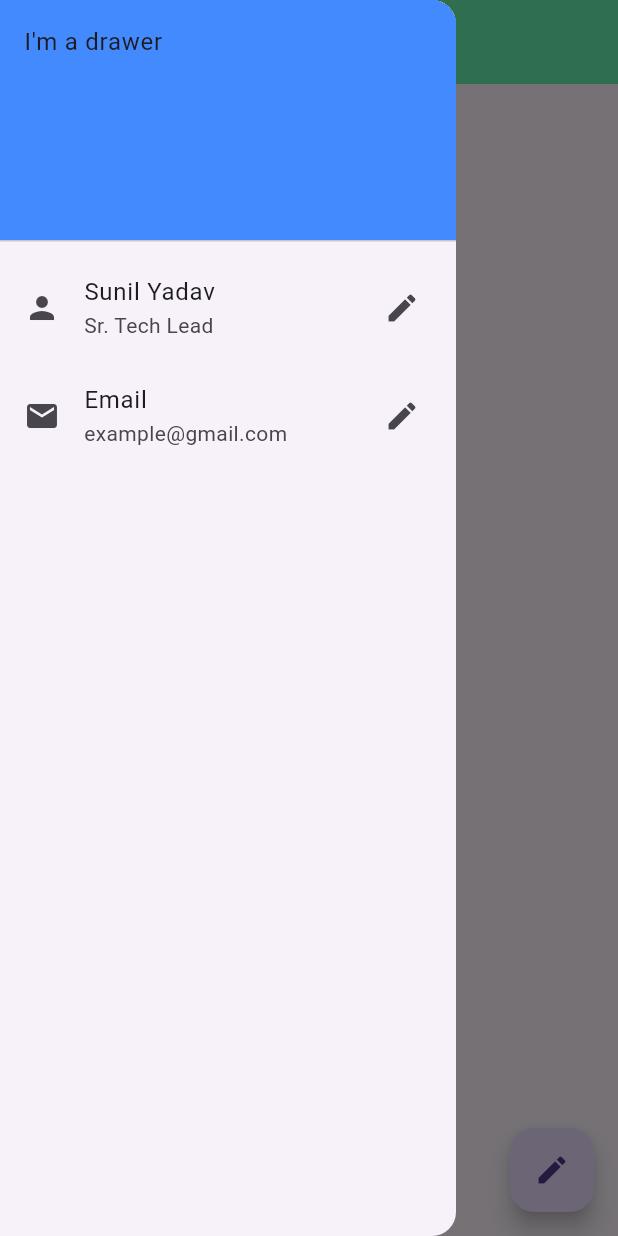
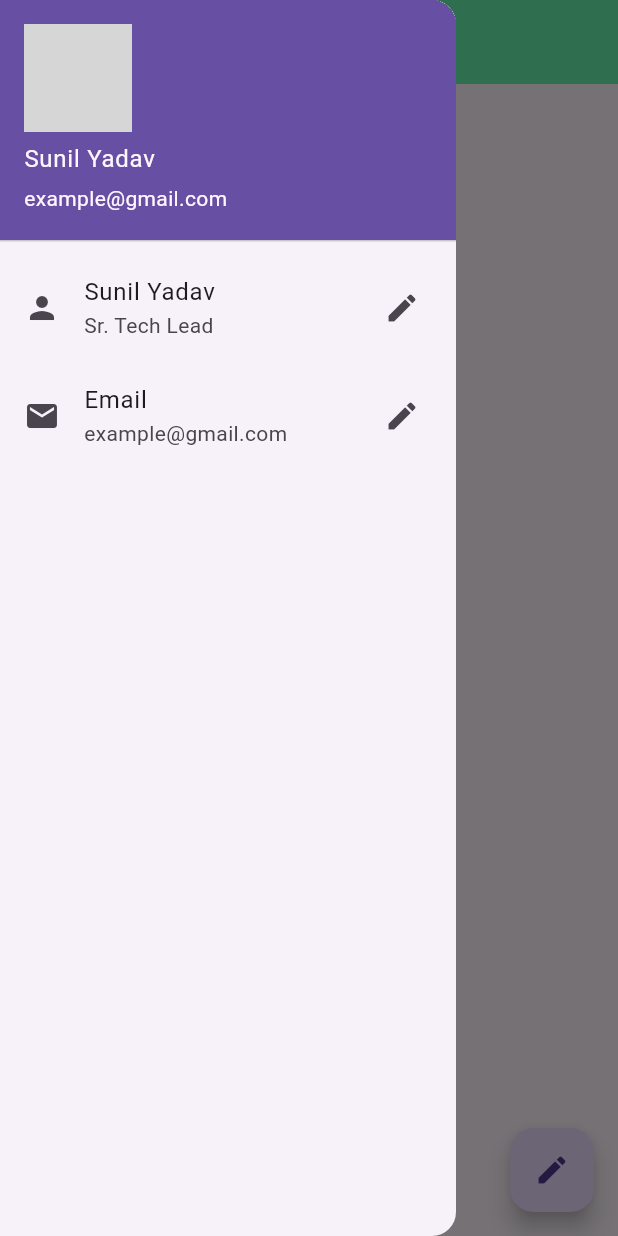
Before and after one commit to SunilKumarYadav1991/Flutter-Fundamental, a Flutter app: the screen it shows after launch, with the side drawer open, on a phone screen of 412 x 824 dp. Run offline on Flutter 3.47's test engine with Material 3 defaults, Android fonts, the phone set to English and light mode, and no system bars; network calls fail; grey boxes are pictures that could not be loaded.

Commit message:
Added User account drawer header with account picture from internet

```diff
--- a/demo_flutter_project/lib/main.dart
+++ b/demo_flutter_project/lib/main.dart
@@ -35,10 +35,12 @@ class HomePage extends StatelessWidget {
       drawer: Drawer(
         child: ListView(
           children: [
-            DrawerHeader(
-              child: Text("I'm a drawer"),
-              decoration: BoxDecoration(color: Colors.blueAccent),
+            UserAccountsDrawerHeader(
+              accountName: Text("Sunil Yadav"),
+              accountEmail: Text("example@gmail.com"),
+              currentAccountPicture: Image.network("https://images.unsplash.com/photo-1599566150163-29194dcaad36?w=500&auto=format&fit=crop&q=60&ixlib=rb-4.0.3&ixid=M3wxMjA3fDB8MHxzZWFyY2h8MTh8fGZhY2VzfGVufDB8fDB8fHww"),
               ),
+
           ListTile(
             leading: Icon(Icons.person),
             title: Text("Sunil Yadav"),
```
Lines whose indentation alone changed are shown as unchanged.
